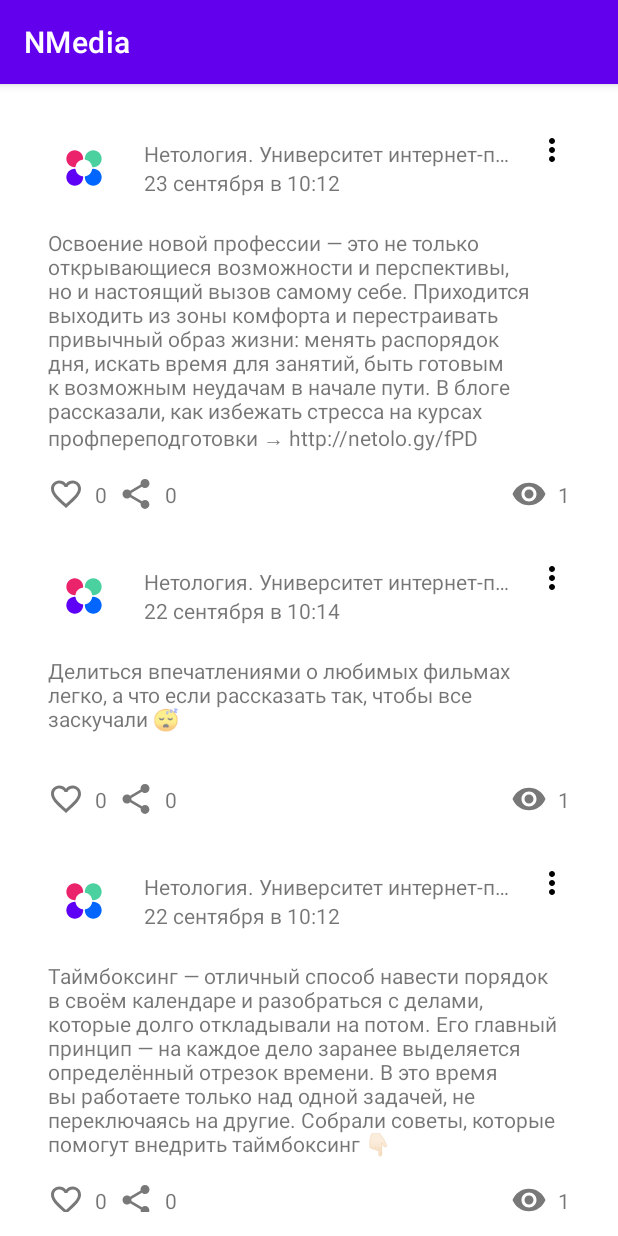
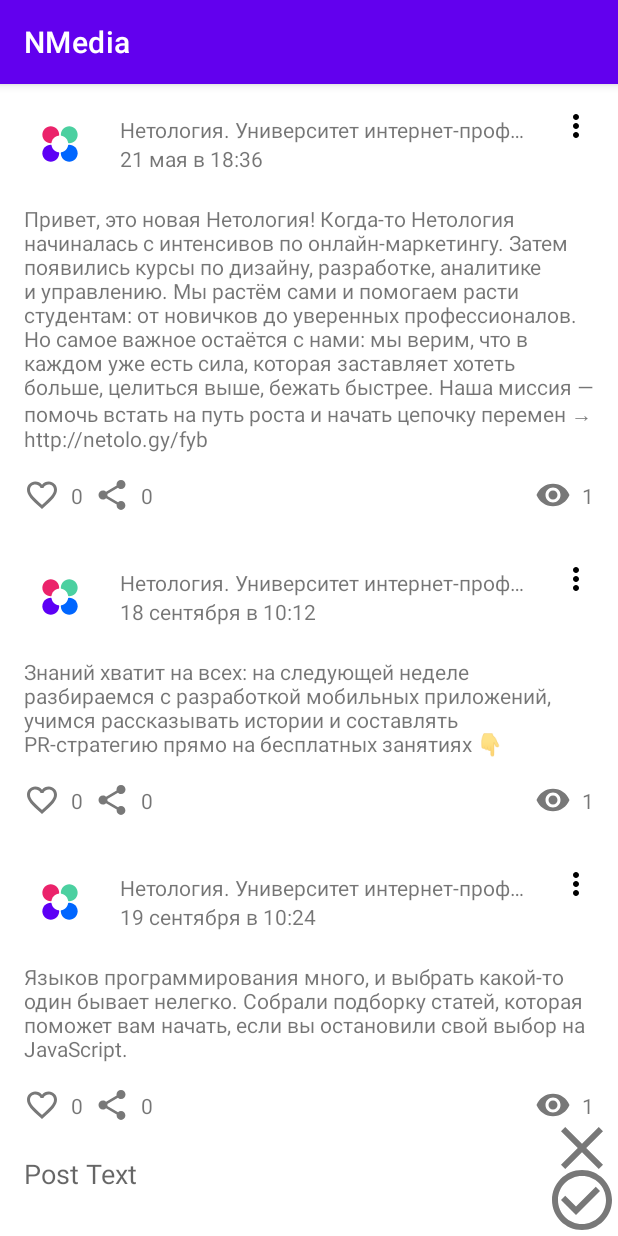
Before and after one commit to Aleksandr-Shumkov/AndroidAppHomeWorkAll, an Android app: the screen it shows after launch (MainActivity), on a phone screen of 412 x 824 dp. Run offline under Robolectric (Android 15) with nearby library versions, the phone set to English and light mode, and no system bars.

Commit message:
homeWork 2.4 CRUD inWork

```diff
--- a/app/src/main/java/ru/netology/myappnetologyhome/adapter/PostAdapter.kt
+++ b/app/src/main/java/ru/netology/myappnetologyhome/adapter/PostAdapter.kt
@@ -6,14 +6,8 @@
 import ru.netology.myappnetologyhome.databinding.CardPostBinding
 import ru.netology.myappnetologyhome.dto.Post
 
-typealias OnLikeClickListener = (Post) -> Unit
-typealias OnRepostClickListener = (Post) -> Unit
-typealias OnViewClickListener = (Post) -> Unit
-
 class PostAdapter(
-    private val onLikeClicked: OnLikeClickListener,
-    private val onRepostClicked: OnRepostClickListener,
-    //private val onViewClicked: OnViewClickListener,
+    private val listener: PostListener
 ): ListAdapter<Post, PostViewHolder>(PostDiffCallback()) {
 
     override fun onCreateViewHolder(parent: ViewGroup, viewType: Int): PostViewHolder {
@@ -25,8 +19,7 @@
 
         return PostViewHolder(
             binding = binding,
-            onLikeClicked = onLikeClicked,
-            onRepostClicked = onRepostClicked
+            listener = listener,
         )
     }
 
--- /dev/null
+++ b/app/src/main/java/ru/netology/myappnetologyhome/adapter/PostListener.kt
@@ -0,0 +1,13 @@
+package ru.netology.myappnetologyhome.adapter
+
+import ru.netology.myappnetologyhome.dto.Post
+
+interface PostListener {
+
+    fun onLike(post: Post)
+    fun onRemove(post: Post)
+    fun onEdit(post: Post)
+    fun onRepost(post: Post)
+    fun onCancel(post: Post)
+
+}
--- a/app/src/main/java/ru/netology/myappnetologyhome/dto/Post.kt
+++ b/app/src/main/java/ru/netology/myappnetologyhome/dto/Post.kt
@@ -15,7 +15,6 @@
         val countStr = number.toString().count() / 3.0
         val remDivisionK = (number / 1_000.0).toString().split(".")[1][0].toString().toInt()
         val remDivisionM = if(number > 1_000_000) (number / 1_000_000.0).toString().split(".")[1][0].toString().toString().toInt() else 0
-        //println("number $number")
 
         return when {
             0 < countStr && countStr <= 1 -> "$number"
--- a/app/src/main/java/ru/netology/myappnetologyhome/repository/PostRepository.kt
+++ b/app/src/main/java/ru/netology/myappnetologyhome/repository/PostRepository.kt
@@ -13,4 +13,7 @@
 
     fun viewPostById(id: Long)
 
+    fun removePostById(id: Long)
+    fun save(post: Post)
+
 }
--- a/app/src/main/java/ru/netology/myappnetologyhome/repository/PostReposytoryInMemory.kt
+++ b/app/src/main/java/ru/netology/myappnetologyhome/repository/PostReposytoryInMemory.kt
@@ -6,80 +6,122 @@
 
 class PostReposytoryInMemory: PostRepository {
 
-    private var post = listOf(
+    private var nextId = 0L
+
+    private var posts = listOf(
         Post(
-            id = 9,
+            id = ++nextId,
             author = "Нетология. Университет интернет-профессий будущего",
             content = "Освоение новой профессии — это не только открывающиеся возможности и перспективы, но и настоящий вызов самому себе. Приходится выходить из зоны комфорта и перестраивать привычный образ жизни: менять распорядок дня, искать время для занятий, быть готовым к возможным неудачам в начале пути. В блоге рассказали, как избежать стресса на курсах профпереподготовки → http://netolo.gy/fPD",
             published = "23 сентября в 10:12",
             likedByMe = false
         ),
         Post(
-            id = 8,
+            id = ++nextId,
             author = "Нетология. Университет интернет-профессий будущего",
             content = "Делиться впечатлениями о любимых фильмах легко, а что если рассказать так, чтобы все заскучали \uD83D\uDE34\n",
             published = "22 сентября в 10:14",
             likedByMe = false
         ),
         Post(
-            id = 7,
+            id = ++nextId,
             author = "Нетология. Университет интернет-профессий будущего",
             content = "Таймбоксинг — отличный способ навести порядок в своём календаре и разобраться с делами, которые долго откладывали на потом. Его главный принцип — на каждое дело заранее выделяется определённый отрезок времени. В это время вы работаете только над одной задачей, не переключаясь на другие. Собрали советы, которые помогут внедрить таймбоксинг \uD83D\uDC47\uD83C\uDFFB",
             published = "22 сентября в 10:12",
             likedByMe = false
         ),
         Post(
-            id = 6,
+            id = ++nextId,
             author = "Нетология. Университет интернет-профессий будущего",
             content = "\uD83D\uDE80 24 сентября стартует новый поток бесплатного курса «Диджитал-старт: первый шаг к востребованной профессии» — за две недели вы попробуете себя в разных профессиях и определите, что подходит именно вам → http://netolo.gy/fQ",
             published = "21 сентября в 10:12",
             likedByMe = false
         ),
         Post(
-            id = 5,
+            id = ++nextId,
             author = "Нетология. Университет интернет-профессий будущего",
             content = "Диджитал давно стал частью нашей жизни: мы общаемся в социальных сетях и мессенджерах, заказываем еду, такси и оплачиваем счета через приложения.",
             published = "20 сентября в 10:14",
             likedByMe = false
         ),
         Post(
-            id = 4,
+            id = ++nextId,
             author = "Нетология. Университет интернет-профессий будущего",
             content = "Большая афиша мероприятий осени: конференции, выставки и хакатоны для жителей Москвы, Ульяновска и Новосибирска \uD83D\uDE09",
             published = "19 сентября в 14:12",
             likedByMe = false
         ),
         Post(
-            id = 3,
+            id = ++nextId,
             author = "Нетология. Университет интернет-профессий будущего",
             content = "Языков программирования много, и выбрать какой-то один бывает нелегко. Собрали подборку статей, которая поможет вам начать, если вы остановили свой выбор на JavaScript.",
             published = "19 сентября в 10:24",
             likedByMe = false
         ),
         Post(
-            id = 2,
+            id = ++nextId,
             author = "Нетология. Университет интернет-профессий будущего",
             content = "Знаний хватит на всех: на следующей неделе разбираемся с разработкой мобильных приложений, учимся рассказывать истории и составлять PR-стратегию прямо на бесплатных занятиях \uD83D\uDC47",
             published = "18 сентября в 10:12",
             likedByMe = false
         ),
         Post(
-            id = 1,
+            id = ++nextId,
             author = "Нетология. Университет интернет-профессий будущего",
             content = "Привет, это новая Нетология! Когда-то Нетология начиналась с интенсивов по онлайн-маркетингу. Затем появились курсы по дизайну, разработке, аналитике и управлению. Мы растём сами и помогаем расти студентам: от новичков до уверенных профессионалов. Но самое важное остаётся с нами: мы верим, что в каждом уже есть сила, которая заставляет хотеть больше, целиться выше, бежать быстрее. Наша миссия — помочь встать на путь роста и начать цепочку перемен → http://netolo.gy/fyb",
             published = "21 мая в 18:36",
             likedByMe = false
         ),
-    )
-    private val data = MutableLiveData(post)
+    ).reversed()
+
+    private val data = MutableLiveData(posts)
 
     override fun getData(): LiveData<List<Post>> = data
 
     override fun viewPostById(id: Long){}
 
+    override fun removePostById(id: Long) {
+
+        posts = posts.filter {
+            it.id != id
+        }
+
+        data.value = posts
+    }
+
+    override fun save(post: Post) {
+
+        if (post.id == 0L) {
+
+            posts = listOf(
+                post.copy(
+                    id = ++nextId
+                )
+            ) + posts
+            data.value = posts
+            return
+
+        } else {
+            posts = posts.map {
+                if (it.id == post.id) {
+                    post.copy(
+                        content = post.content
+                    )
+                } else {
+                    it
+                }
+            }
+            data.value = posts
+        }
+
+
+
+
+    }
+
     override fun repostById(id: Long) {
 
-        post = post.map { post ->
+        posts = posts.map { post ->
             if (id == post.id) {
                 post.copy(
                     countRepost = post.countRepost + 1
@@ -89,13 +131,13 @@
             }
         }
 
-        data.value = post
+        data.value = posts
 
     }
 
     override fun likeById(id: Long) {
 
-        post = post.map { post ->
+        posts = posts.map { post ->
             if (id == post.id) {
                 post.copy(
                     likes = if (post.likedByMe) {
@@ -110,7 +152,7 @@
             }
         }
 
-        data.value = post
+        data.value = posts
 
     }
 
--- a/app/src/main/java/ru/netology/myappnetologyhome/viewmodel/PostViewModel.kt
+++ b/app/src/main/java/ru/netology/myappnetologyhome/viewmodel/PostViewModel.kt
@@ -1,12 +1,22 @@
 package ru.netology.myappnetologyhome.viewmodel
 
 import androidx.lifecycle.LiveData
+import androidx.lifecycle.MutableLiveData
 import androidx.lifecycle.ViewModel
 import ru.netology.myappnetologyhome.dto.Post
 import ru.netology.myappnetologyhome.repository.PostRepository
 import ru.netology.myappnetologyhome.repository.PostReposytoryInMemory
 
+private val empty = Post(
+    id = 0,
+    author = "",
+    content = "",
+    published = ""
+)
+
 class PostViewModel: ViewModel() {
+
+    val edited = MutableLiveData(empty)
 
     private val repository: PostRepository = PostReposytoryInMemory()
 
@@ -17,4 +27,27 @@
     fun repostById(id: Long) = repository.repostById(id)
 
     fun viewPostById(id: Long) = repository.viewPostById(id)
+    fun removePostById(id: Long) = repository.removePostById(id)
+
+    fun edit(post: Post) {
+        edited.value = post
+    }
+
+    fun save() {
+        edited.value?.let {
+            repository.save(it)
+        }
+        edited.value = empty
+    }
+    fun changeContent(content: String) {
+        edited.value?.let {post ->
+            if (content != post.content) {
+                edited.value = post.copy(content = content)
+            }
+        }
+    }
+
+    fun cancelEdit(post: Post) {
+        edit(post)
+    }
 }
--- /dev/null
+++ b/app/src/main/res/drawable/ic_close_24.xml
@@ -0,0 +1,5 @@
+<vector android:height="48dp" android:tint="#787878"
+    android:viewportHeight="24" android:viewportWidth="24"
+    android:width="48dp" xmlns:android="http://schemas.android.com/apk/res/android">
+    <path android:fillColor="@android:color/white" android:pathData="M19,6.41L17.59,5 12,10.59 6.41,5 5,6.41 10.59,12 5,17.59 6.41,19 12,13.41 17.59,19 19,17.59 13.41,12z"/>
+</vector>
--- /dev/null
+++ b/app/src/main/res/drawable/ic_save_48.xml
@@ -0,0 +1,5 @@
+<vector android:height="48dp" android:tint="#787878"
+    android:viewportHeight="24" android:viewportWidth="24"
+    android:width="48dp" xmlns:android="http://schemas.android.com/apk/res/android">
+    <path android:fillColor="@android:color/white" android:pathData="M16.59,7.58L10,14.17l-3.59,-3.58L5,12l5,5 8,-8zM12,2C6.48,2 2,6.48 2,12s4.48,10 10,10 10,-4.48 10,-10S17.52,2 12,2zM12,20c-4.42,0 -8,-3.58 -8,-8s3.58,-8 8,-8 8,3.58 8,8 -3.58,8 -8,8z"/>
+</vector>
--- a/app/src/main/res/layout/activity_main.xml
+++ b/app/src/main/res/layout/activity_main.xml
@@ -1,10 +1,64 @@
 <?xml version="1.0" encoding="utf-8"?>
-<androidx.recyclerview.widget.RecyclerView xmlns:android="http://schemas.android.com/apk/res/android"
+<androidx.constraintlayout.widget.ConstraintLayout
+    xmlns:android="http://schemas.android.com/apk/res/android"
     xmlns:app="http://schemas.android.com/apk/res-auto"
     xmlns:tools="http://schemas.android.com/tools"
-    android:id="@+id/list"
-    app:layoutManager="androidx.recyclerview.widget.LinearLayoutManager"
     android:layout_width="match_parent"
     android:layout_height="match_parent"
-    android:padding="@dimen/standard_padding"
-    tools:context=".activity.MainActivity" />
+    tools:context=".activity.MainActivity">
+
+    <androidx.recyclerview.widget.RecyclerView
+        android:id="@+id/list"
+        android:layout_width="match_parent"
+        android:layout_height="0dp"
+        app:layoutManager="androidx.recyclerview.widget.LinearLayoutManager"
+        app:layout_constraintBottom_toTopOf="@id/toolsTop"
+        app:layout_constraintTop_toTopOf="parent"
+        tools:listitem="@layout/card_post" />
+
+    <androidx.constraintlayout.widget.Barrier
+        android:id="@+id/toolsTop"
+        android:layout_width="wrap_content"
+        android:layout_height="wrap_content"
+        app:barrierDirection="top"
+        app:constraint_referenced_ids="content,save" />
+
+    <ImageButton
+        android:id="@+id/cancelEdit"
+        android:layout_width="wrap_content"
+        android:layout_height="wrap_content"
+        android:background="@android:color/transparent"
+        android:contentDescription="@string/description_post_edit_cancel"
+        app:layout_constraintBottom_toTopOf="@+id/save"
+        app:layout_constraintEnd_toEndOf="parent"
+        app:layout_constraintTop_toTopOf="@id/toolsTop"
+        app:srcCompat="@drawable/ic_close_24" />
+
+    <EditText
+        android:id="@+id/content"
+        android:layout_width="0dp"
+        android:layout_height="wrap_content"
+        android:hint="@string/post_text"
+        android:inputType="textMultiLine"
+        android:background="@android:color/transparent"
+        android:padding="@dimen/common_spacing"
+        android:importantForAutofill="no"
+        app:layout_constraintTop_toTopOf="@id/cancelEdit"
+        app:layout_constraintBottom_toBottomOf="parent"
+        app:layout_constraintEnd_toStartOf="@id/save"
+        app:layout_constraintStart_toStartOf="parent"
+        />
+
+    <ImageButton
+        android:id="@+id/save"
+        android:layout_width="wrap_content"
+        android:layout_height="wrap_content"
+        android:layout_marginTop="@dimen/common_spacing"
+        android:background="@android:color/transparent"
+        android:contentDescription="@string/description_post_like"
+        app:layout_constraintEnd_toEndOf="parent"
+        app:layout_constraintStart_toEndOf="@id/content"
+        app:layout_constraintBottom_toBottomOf="parent"
+        app:srcCompat="@drawable/ic_save_48"
+        />
+</androidx.constraintlayout.widget.ConstraintLayout>
--- a/app/src/main/res/layout/card_post.xml
+++ b/app/src/main/res/layout/card_post.xml
@@ -14,8 +14,9 @@
         android:layout_marginHorizontal="@dimen/common_spacing"
         android:ellipsize="end"
         android:maxLines="1"
+        android:contentDescription="@string/description_post_author_name"
         app:layout_constraintBottom_toTopOf="@id/published"
-        app:layout_constraintEnd_toStartOf="@+id/publish_menu"
+        app:layout_constraintEnd_toStartOf="@+id/menu"
         app:layout_constraintStart_toEndOf="@+id/avatar"
         app:layout_constraintTop_toTopOf="parent"
         app:layout_constraintVertical_chainStyle="packed"
@@ -34,7 +35,7 @@
     <ImageView
         android:id="@+id/avatar"
         android:src="@drawable/ic_launcher_foreground"
-        android:contentDescription="@string/avatar"
+        android:contentDescription="@string/description_post_author_avatar"
         android:layout_width="@dimen/posts_avatar_size"
         android:layout_height="@dimen/posts_avatar_size"
         app:layout_constraintStart_toStartOf="parent"
@@ -42,7 +43,8 @@
         tools:src="@sample/posts.json/data/authorAvatar" />
 
     <ImageButton
-        android:id="@+id/publish_menu"
+        android:id="@+id/menu"
+        android:contentDescription="@string/description_post_menu"
         android:background="@android:color/transparent"
         android:layout_width="wrap_content"
         android:layout_height="wrap_content"
@@ -82,7 +84,7 @@
         android:layout_width="0dp"
         android:layout_height="wrap_content"
         android:layout_marginTop="@dimen/common_spacing"
-        android:contentDescription="@string/heart"
+        android:contentDescription="@string/description_post_like"
         app:layout_constraintStart_toStartOf="parent"
         app:layout_constraintTop_toBottomOf="@+id/content" />
 
@@ -102,7 +104,7 @@
         android:layout_height="wrap_content"
         android:layout_marginTop="@dimen/common_spacing"
         android:layout_marginLeft="@dimen/indent_number"
-        android:contentDescription="repost"
+        android:contentDescription="@string/description_post_share"
         android:src="@drawable/ic_share_24"
         app:layout_constraintStart_toEndOf="@+id/countLike"
         app:layout_constraintTop_toBottomOf="@+id/content" />
@@ -123,7 +125,7 @@
         android:layout_height="wrap_content"
         android:layout_marginTop="@dimen/common_spacing"
         android:layout_marginRight="@dimen/indent_number"
-        android:contentDescription="@string/heart"
+        android:contentDescription="@string/description_post_view"
         android:src="@drawable/ic_eye_24"
         app:layout_constraintEnd_toStartOf="@+id/countViews"
         app:layout_constraintTop_toBottomOf="@+id/content" />
--- /dev/null
+++ b/app/src/main/res/menu/post_options.xml
@@ -0,0 +1,5 @@
+<?xml version="1.0" encoding="utf-8"?>
+<menu xmlns:android="http://schemas.android.com/apk/res/android">
+    <item android:id="@+id/edit" android:title="@string/menu_edit" />
+    <item android:id="@+id/remove" android:title="@string/description_post_remove" />
+</menu>
--- a/app/src/main/res/values/strings.xml
+++ b/app/src/main/res/values/strings.xml
@@ -2,9 +2,24 @@
     <string name="app_name" translatable="false">NMedia</string>
     <string name="nmedia" translatable="false">NMedia!</string>
     <string name="hello">Hello, World!</string>
-    <string name="avatar">Avatar</string>
+
+    <string name="description_post_author_name">Post author name</string>
+    <string name="description_post_author_avatar">Post author avatar</string>
+    <string name="description_post_menu">Post menu</string>
+    <string name="description_post_like">Like</string>
+    <string name="description_post_share">Share</string>
+    <string name="description_post_save">Save</string>
+    <string name="description_post_view">View</string>
+    <string name="description_post_edit_cancel">Cancel</string>
+
+
+
     <string name="heart" translatable="false">Heart</string>
     <string name="countLikes" translatable="false">10</string>
     <string name="countReposts" translatable="false">5</string>
     <string name="countViews" translatable="false">500K</string>
+    <string name="description_post_remove">Remove</string>
+    <string name="post_text">Post Text</string>
+    <string name="menu_edit">Edit</string>
+    <string name="error_empty_content">Content can\'t be empty</string>
 </resources>
```
Also changed, not shown: app/src/main/java/ru/netology/myappnetologyhome/activity/MainActivity.kt (+56 -6 lines), app/src/main/java/ru/netology/myappnetologyhome/adapter/PostViewHolder.kt (+28 -8 lines), app/src/main/java/ru/netology/myappnetologyhome/utils/AndroidUtils.kt (added, +13 -0 lines), 2 other files.
